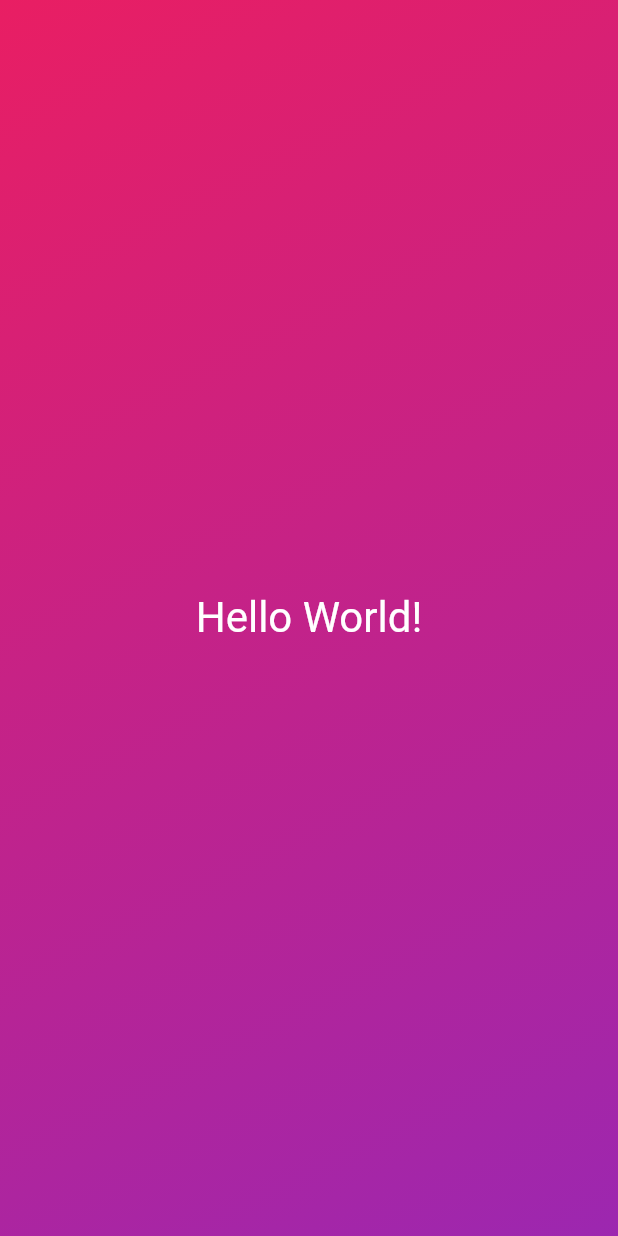
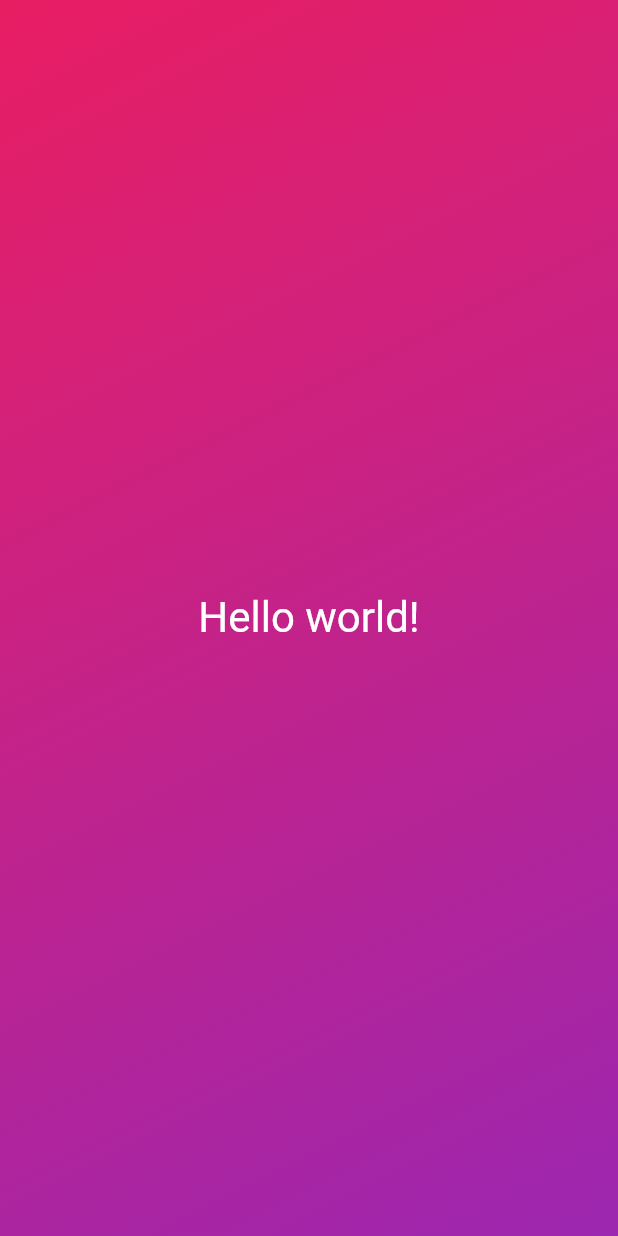
Before and after one commit to Analicemc/first_app, a Flutter app: the screen it shows after launch, on a phone screen of 412 x 824 dp. Run offline on Flutter 3.47's test engine with Material 2 defaults, Android fonts, the phone set to English and light mode, and no system bars.

Commit message:
Refactor: add class StyledText

```diff
--- a/lib/gradient_container.dart
+++ b/lib/gradient_container.dart
@@ -1,20 +1,22 @@
 import 'package:flutter/material.dart';
+import 'styled_text.dart';
+
 class GradientContainer extends StatelessWidget {
-  const GradientContainer({super.key});
+  const GradientContainer(this.colors, {super.key});
+
+  final List<Color> colors;
+
   @override
   Widget build(context) {
     return Container(
-        decoration: const BoxDecoration(
+        decoration: BoxDecoration(
           gradient: LinearGradient(
               begin: Alignment.topLeft,
               end: Alignment.bottomRight,
-              colors: [Colors.pink, Colors.purple]),
+              colors: colors),
         ),
-        child: const Center(
-          child: Text(
-            'Hello World!',
-            style: TextStyle(fontSize: 28, color: Colors.white),
-          ),
+        child: Center(
+          child: StyledText("Hello world!"),
         ));
   }
 }
--- a/lib/main.dart
+++ b/lib/main.dart
@@ -1,11 +1,12 @@
 import 'package:flutter/material.dart';
 import 'gradient_container.dart';
 
+var colors = [Colors.pink, Colors.purple];
+
 void main() {
-  runApp(
-    const MaterialApp(
+  runApp(MaterialApp(
     home: Scaffold(
-      body: GradientContainer(),
+      body: GradientContainer(colors),
     ),
   ));
 }
--- /dev/null
+++ b/lib/styled_text.dart
@@ -0,0 +1,13 @@
+import 'package:flutter/material.dart';
+
+class StyledText extends StatelessWidget {
+  StyledText(this.text, {super.key});
+
+  final String text;
+
+  @override
+  Widget build(context) {
+    return Text(text,
+        style: const TextStyle(fontSize: 28, color: Colors.white));
+  }
+}
```
